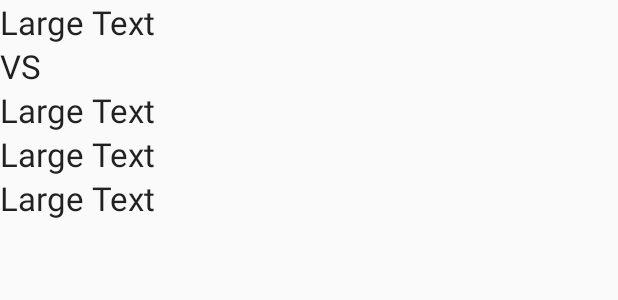
After one commit to mivos6/SportApp-projekt, an Android app: the layout jogging_race_list_element.xml on its own in the app's theme, with its tools: preview values and no code run, on a phone screen of 412 x 824 dp. The commit adds this screen. Shown: the top 300 px of the screen. Run offline under Robolectric (Android 15) with nearby library versions, the phone set to English and light mode, and no system bars.

Commit message:
Počeo jogging adapter

```diff
--- a/SportApp/app/build.gradle
+++ b/SportApp/app/build.gradle
@@ -25,9 +25,9 @@ android {
 
 dependencies {
     compile fileTree(include: ['*.jar'], dir: 'libs')
+
     compile 'com.android.support:appcompat-v7:26.0.0-alpha1'
     compile 'com.google.android.gms:play-services:11.0.4'
     compile 'com.google.maps:google-maps-services:0.2.2'
     compile 'com.quicklib:quicklib-multidex:1.0.1'
-
 }
--- a/SportApp/app/src/main/AndroidManifest.xml
+++ b/SportApp/app/src/main/AndroidManifest.xml
@@ -43,8 +43,9 @@
 
         <activity android:name=".activities.TennisGameStatsActivity" />
         <activity android:name=".activities.JoggingRaceStats" />
-        <activity android:name=".activities.JoggingRunners"></activity>
-        <activity android:name=".activities.MapsActivity"></activity>
+        <activity android:name=".activities.JoggingRunners" />
+        <activity android:name=".activities.MapsActivity" />
+        <activity android:name=".activities.JoggingRaceList"></activity>
     </application>
 
 </manifest>
--- a/SportApp/app/src/main/java/com/example/rivios_/sportapp/activities/BasketballGameList.java
+++ b/SportApp/app/src/main/java/com/example/rivios_/sportapp/activities/BasketballGameList.java
@@ -10,7 +10,7 @@ import android.widget.ListView;
 import com.example.rivios_.sportapp.Constants;
 import com.example.rivios_.sportapp.DeleteDialog;
 import com.example.rivios_.sportapp.GameDBHelper;
-import com.example.rivios_.sportapp.GameStatsAdapter;
+import com.example.rivios_.sportapp.adapters.BasketballGameStatsAdapter;
 import com.example.rivios_.sportapp.R;
 import com.example.rivios_.sportapp.data.BasketballGame;
 
@@ -18,7 +18,7 @@ import java.util.ArrayList;
 
 public class BasketballGameList extends AppCompatActivity implements DeleteDialog.DeleteDialogListener, AdapterView.OnItemLongClickListener{
     ArrayList<BasketballGame> basketballGames;
-    GameStatsAdapter adapter;
+    BasketballGameStatsAdapter adapter;
     ListView lvGameStats;
     GameDBHelper dbHelper;
 
@@ -37,7 +37,7 @@ public class BasketballGameList extends AppCompatActivity implements DeleteDialo
 
         basketballGames = dbHelper.getGames();
 
-        adapter = new GameStatsAdapter(basketballGames);
+        adapter = new BasketballGameStatsAdapter(basketballGames);
 
         lvGameStats.setAdapter(adapter);
 
--- /dev/null
+++ b/SportApp/app/src/main/res/layout/jogging_race_list_element.xml
@@ -0,0 +1,55 @@
+<?xml version="1.0" encoding="utf-8"?>
+<LinearLayout xmlns:android="http://schemas.android.com/apk/res/android"
+    android:orientation="vertical" android:layout_width="match_parent"
+    android:layout_height="match_parent">
+
+    <TextView
+        android:layout_width="wrap_content"
+        android:layout_height="wrap_content"
+        android:textAppearance="?android:attr/textAppearanceLarge"
+        android:text="Large Text"
+        android:id="@+id/tvTeam1"
+        android:layout_alignParentTop="true"
+        android:layout_alignParentLeft="true"
+        android:layout_alignParentStart="true"
+        android:layout_marginRight="5dp"/>
+
+    <TextView
+        android:id="@+id/vs"
+        android:layout_width="wrap_content"
+        android:layout_height="wrap_content"
+        android:textAppearance="?android:attr/textAppearanceLarge"
+        android:text="VS"
+        android:layout_marginRight="5dp"
+        android:layout_toRightOf="@id/tvTeam1"/>
+
+    <TextView
+        android:layout_width="wrap_content"
+        android:layout_height="wrap_content"
+        android:textAppearance="?android:attr/textAppearanceLarge"
+        android:text="Large Text"
+        android:id="@+id/tvTeam2"
+        android:layout_alignParentTop="true"
+        android:layout_toRightOf="@+id/vs"
+        android:layout_toEndOf="@+id/vs" />
+
+    <TextView
+        android:layout_width="wrap_content"
+        android:layout_height="wrap_content"
+        android:textAppearance="?android:attr/textAppearanceLarge"
+        android:text="Large Text"
+        android:id="@+id/tvRezultat"
+        android:layout_below="@+id/tvTeam1"
+        android:layout_alignParentLeft="true"
+        android:layout_alignParentStart="true" />
+
+    <TextView
+        android:layout_width="wrap_content"
+        android:layout_height="wrap_content"
+        android:textAppearance="?android:attr/textAppearanceLarge"
+        android:text="Large Text"
+        android:id="@+id/tvDatum"
+        android:layout_below="@+id/tvRezultat"
+        android:layout_alignParentLeft="true"
+        android:layout_alignParentStart="true" />
+</LinearLayout>
```
Also changed, not shown: SportApp/app/src/main/java/com/example/rivios_/sportapp/GameStatsAdapter.java (deleted, +0 -74 lines), SportApp/app/src/main/java/com/example/rivios_/sportapp/activities/JoggingRaceList.java (added, +24 -0 lines), SportApp/app/src/main/java/com/example/rivios_/sportapp/activities/JoggingRaceStats.java (+8 -0 lines), SportApp/app/src/main/java/com/example/rivios_/sportapp/adapters/BasketballGameStatsAdapter.java (added, +75 -0 lines), SportApp/app/src/main/java/com/example/rivios_/sportapp/adapters/JoggingRaceAdapter.java (added, +76 -0 lines), SportApp/app/src/main/res/layout/activity_jogging.xml (+16 -0 lines), SportApp/app/src/main/res/layout/activity_jogging_race_list.xml (added, +18 -0 lines).
